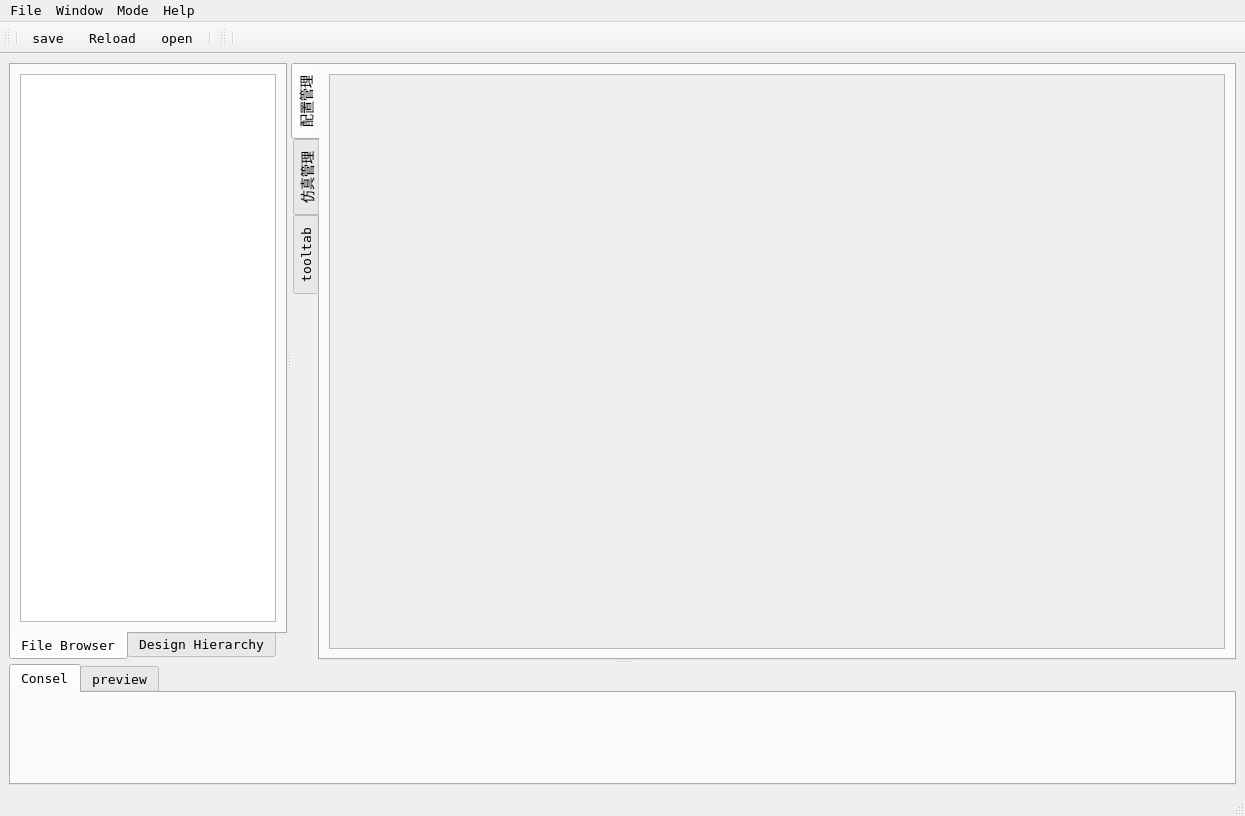
Qt form uvs.ui (henry-czh/uvs_smt) before a commit.
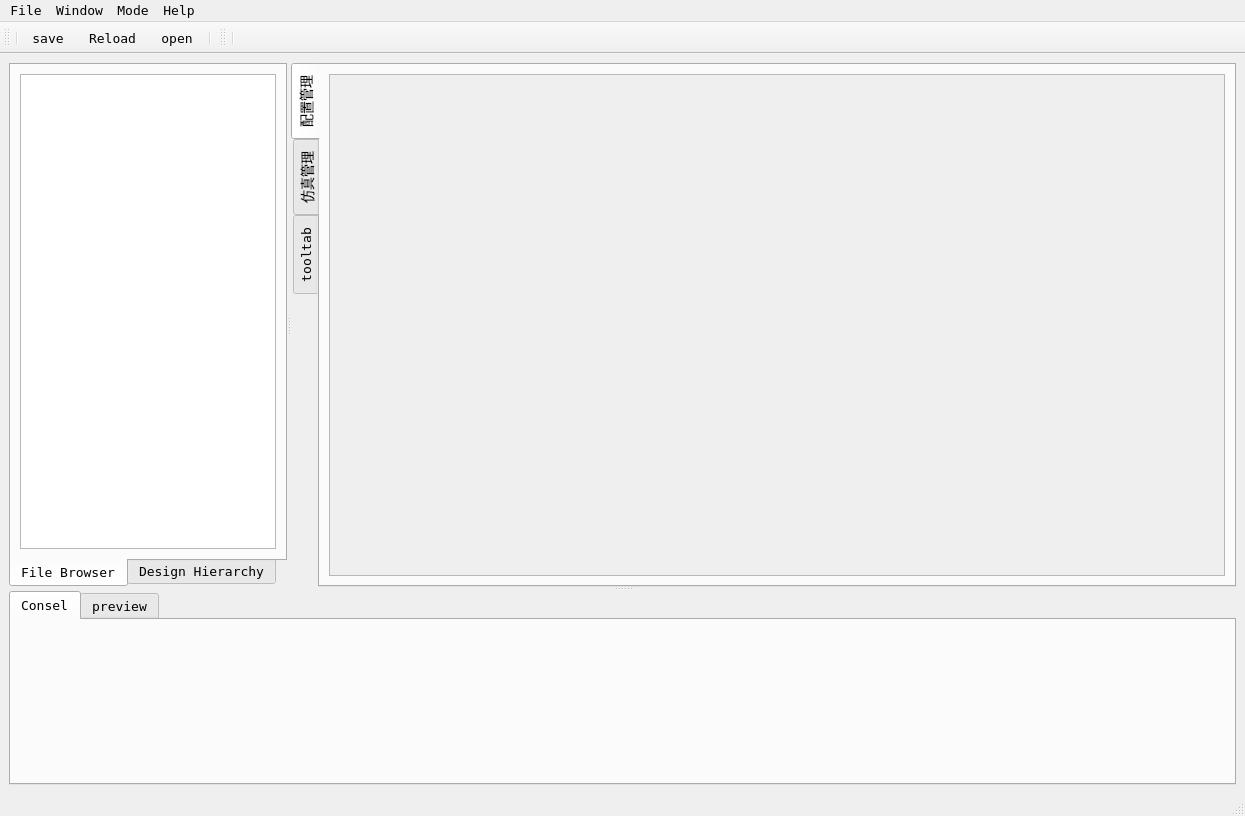
The same form after that commit. Icons and pictures are not drawn.

Diff of the .ui file:
```diff
--- a/uvs.ui
+++ b/uvs.ui
@@ -340,7 +340,7 @@
                <x>0</x>
                <y>0</y>
                <width>894</width>
-               <height>566</height>
+               <height>563</height>
               </rect>
              </property>
              <property name="sizePolicy">
@@ -752,7 +752,7 @@
        <property name="sizePolicy">
         <sizepolicy hsizetype="Expanding" vsizetype="Expanding">
          <horstretch>1</horstretch>
-         <verstretch>2</verstretch>
+         <verstretch>5</verstretch>
         </sizepolicy>
        </property>
        <property name="minimumSize">
```
Left out of the diff: 2 changed lines with no effect on the pictures.
